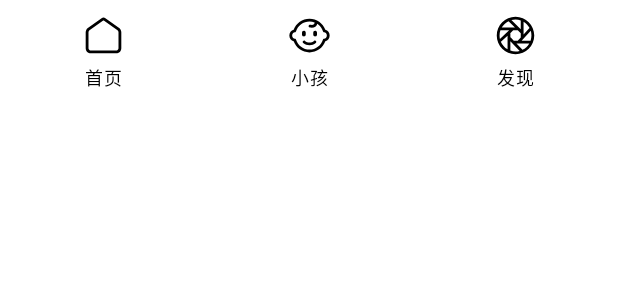
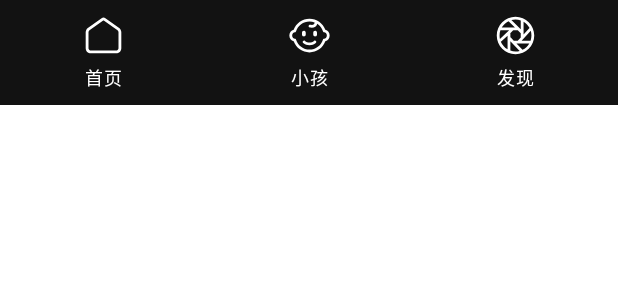
Before and after one commit to guuguo/composeWanandroid, an Android app built with Jetpack Compose: the @Preview function PreviewTab, on a phone screen of 412 x 824 dp. Shown: the top 300 px of the screen. Run offline under Robolectric (Android 15) with nearby library versions, the phone set to English and light mode, and no system bars; our stand-ins replace accompanist.

Commit message:
cosm:首页底部栏适配黑暗模式

```diff
--- a/app/src/main/java/top/guuguo/wanandroid/ui/WanApp.kt
+++ b/app/src/main/java/top/guuguo/wanandroid/ui/WanApp.kt
@@ -1,6 +1,7 @@
 package top.guuguo.wanandroid.ui
 
 import android.widget.Toast
+import androidx.compose.foundation.background
 import androidx.compose.foundation.clickable
 import androidx.compose.foundation.layout.*
 import androidx.compose.material.*
@@ -12,6 +13,7 @@ import androidx.compose.ui.platform.LocalContext
 import androidx.compose.ui.platform.LocalDensity
 import androidx.compose.ui.res.painterResource
 import androidx.compose.ui.tooling.preview.Preview
+import androidx.compose.ui.tooling.preview.PreviewParameter
 import androidx.compose.ui.unit.Dp
 import androidx.compose.ui.unit.dp
 import androidx.lifecycle.viewmodel.compose.viewModel
@@ -59,9 +61,11 @@ fun Tab() {
 @Composable
 @Preview
 fun PreviewTab() {
+    MaterialTheme(colors = darkColors()) {
         Row(
             Modifier
                 .fillMaxWidth()
+                .background(MaterialTheme.colors.surface)
                 .height(70.dp),
             horizontalArrangement = Arrangement.SpaceBetween,
             verticalAlignment = Alignment.CenterVertically
@@ -72,8 +76,11 @@ fun PreviewTab() {
         }
     }
 
+}
+
 @Composable
 fun RowScope.FuncIcon(title: String, icon: Int, onClick: () -> Unit) {
+    val contentColor = contentColorFor(MaterialTheme.colors.surface)
     Box(
         Modifier
             .weight(1f)
@@ -85,12 +92,12 @@ fun RowScope.FuncIcon(title: String, icon: Int, onClick: () -> Unit) {
             Box(Modifier.size(30.dp)) {
                 Icon(
                     painter = painterResource(id = icon),
+                    tint = contentColor,
                     contentDescription = null
                 )
             }
             Spacer(modifier = Modifier.height(4.dp))
-            Text(text = title, style = MaterialTheme.typography.caption)
+            Text(text = title, style = MaterialTheme.typography.caption.copy(color = contentColor), color = contentColor)
         }
     }
-
 }
--- a/app/src/main/java/top/guuguo/wanandroid/ui/theme/Color.kt
+++ b/app/src/main/java/top/guuguo/wanandroid/ui/theme/Color.kt
@@ -7,3 +7,5 @@ val Purple500 = Color(0xFF6200EE)
 val Purple700 = Color(0xFF3700B3)
 val Teal200 = Color(0xFF03DAC5)
 val Gray100 = Color(0xFFF1F0F0)
+val GrayDark700 = Color(0xFF202020)
+val GrayDark600 = Color(0xFF303030)
```
Also changed, not shown: app/src/main/java/top/guuguo/wanandroid/ui/home/Home.kt (+9 -3 lines), app/src/main/java/top/guuguo/wanandroid/ui/theme/Theme.kt (+6 -5 lines). Lines whose indentation alone changed are shown as unchanged.
